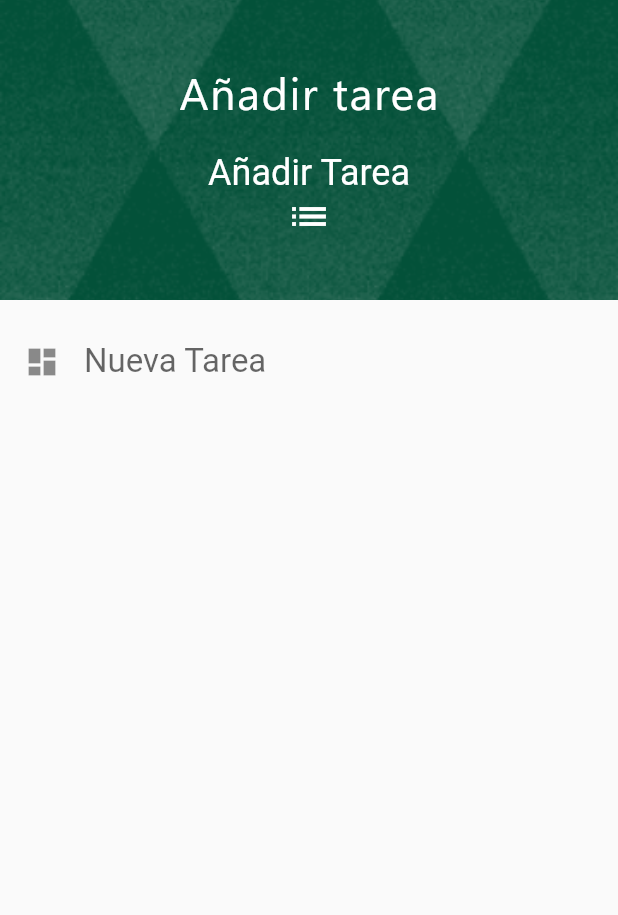
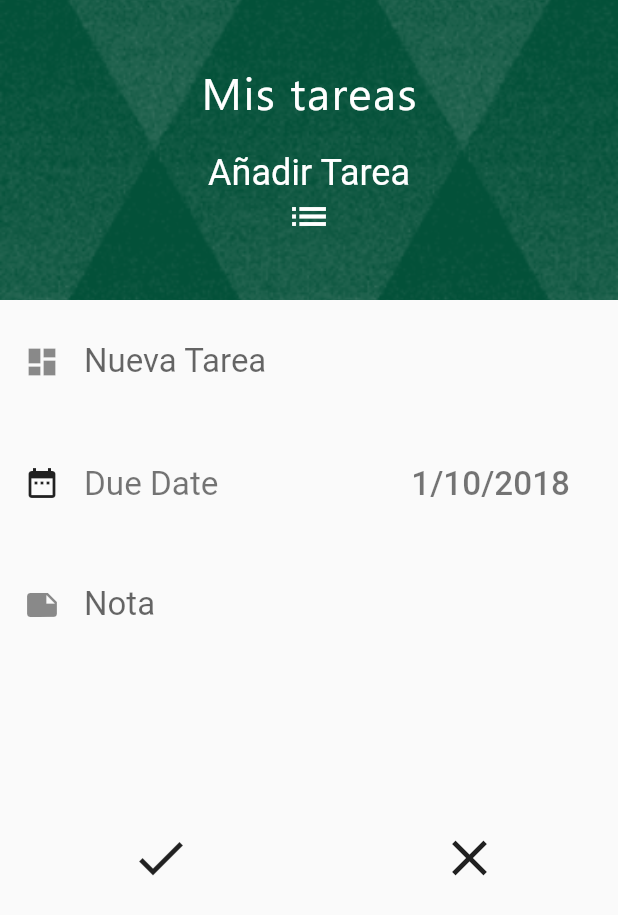
Before and after one commit to davidpolme/todolist, a Flutter app: the AddTask widget shown alone on an empty page, opened directly, on a phone screen of 412 x 824 dp. Shown: the top 915 px of the screen. Run offline on Flutter 3.47's test engine with Material 2 defaults, Android fonts, the phone set to English and light mode, and no system bars; our stand-ins replace cloud_firestore, firebase_auth, google_sign_in; accounts and stored records are empty.

Commit message:
Solo Interfaz Nueva tarea: Note y Calendario

```diff
--- a/lib/addTask.dart
+++ b/lib/addTask.dart
@@ -1,4 +1,7 @@
+import 'dart:async';
+
 import 'package:flutter/material.dart';
+import 'package:cloud_firestore/cloud_firestore.dart';
 
 class AddTask extends StatefulWidget {
   @override
@@ -6,6 +9,38 @@ class AddTask extends StatefulWidget {
 }
 
 class _AddTaskState extends State<AddTask> {
+
+  DateTime _dueDate = new DateTime.now();
+  String _dateText = '';
+
+  String newTask = '';
+  String note = '';
+  Future<Null> _selectDueDate(BuildContext context) async {
+    final picked = await showDatePicker(
+        context: context,
+        initialDate: _dueDate,
+        firstDate: DateTime(2018),
+        lastDate: DateTime(2080));
+
+    if(picked != null){
+      setState(() {
+        _dueDate=picked;
+        _dateText = "${picked.day}/${picked.month}/${picked.year}";
+      });
+    }
+  }
+
+void _addData(){
+
+}
+
+  @override
+  void initState() {
+    // TODO: implement initState
+    super.initState();
+    _dateText = "${_dueDate.day}/${_dueDate.month}/${_dueDate.year}";
+  }
+
   @override
   Widget build(BuildContext context) {
     return new Material(
@@ -23,7 +58,7 @@ class _AddTaskState extends State<AddTask> {
             child: Column(
               mainAxisAlignment: MainAxisAlignment.center,
               children: <Widget>[
-                Text("Añadir tarea",style: new TextStyle(
+                Text("Mis tareas",style: new TextStyle(
                 color: Colors.white,
                 fontSize: 30.0,
                 letterSpacing: 1.0,
@@ -40,6 +75,11 @@ class _AddTaskState extends State<AddTask> {
           Padding(
             padding: const EdgeInsets.all(16.0),
             child: TextField(
+              onChanged: (String str){
+                setState(() {
+                  newTask=str;
+                });
+              },
               decoration: new InputDecoration(
                 icon: Icon(Icons.dashboard),
                 hintText: "Nueva Tarea",
@@ -47,6 +87,58 @@ class _AddTaskState extends State<AddTask> {
               ),
               style: new TextStyle(fontSize: 22.0, color: Colors.black),
             ),
+          ),
+          Padding(
+            padding: const EdgeInsets.all(16.0),
+            child: new Row(
+              children: <Widget>[
+                Padding(
+                  padding: const EdgeInsets. only(right: 16.0),
+                  child: new Icon(Icons.date_range),
+                ),
+                new Expanded(child: Text("Due Date",  style: new TextStyle(fontSize: 22.2, color: Colors.black54),)),
+               new FlatButton(
+                   onPressed: ()=> _selectDueDate(context),
+                   child: Text(_dateText,  style: new TextStyle(fontSize: 22.2, color: Colors.black54),)),
+              ],
+            ),
+          ),
+          Padding(
+            padding: const EdgeInsets.all(16.0),
+            child: TextField(
+              onChanged: (String str){
+                setState(() {
+                  note=str;
+                });
+              },
+              decoration: new InputDecoration(
+                  icon: Icon(Icons.note),
+                  hintText: "Nota",
+                  border: InputBorder.none
+              ),
+              style: new TextStyle(fontSize: 22.0, color: Colors.black),
+            ),
+          ),
+
+          Padding(
+            padding: const EdgeInsets.only(top: 100.0),
+            child: Row(
+              mainAxisAlignment: MainAxisAlignment.spaceAround,
+              children: <Widget>[
+            IconButton(
+                icon: Icon(Icons.check, size: 40.0,),
+                onPressed: (){
+                  _addData();
+                }
+            ),
+            IconButton(
+                icon: Icon(Icons.close, size: 40.0,),
+                onPressed: (){
+                  Navigator.pop(context);
+                }
+            )
+            ],
+            ),
           )
         ],
       ),
```
